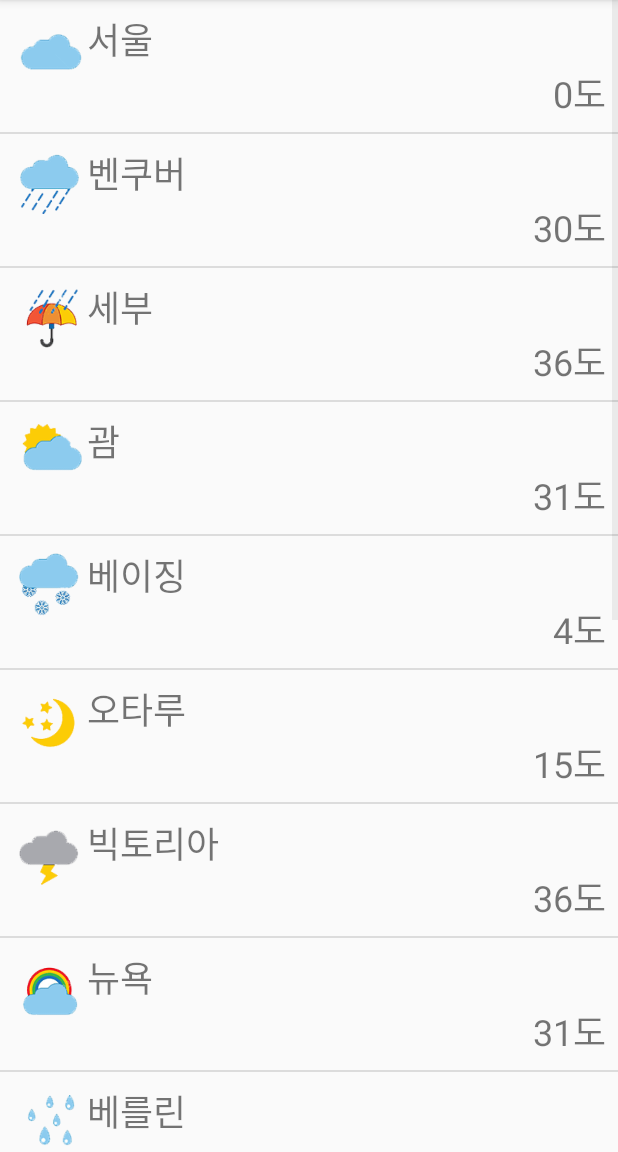
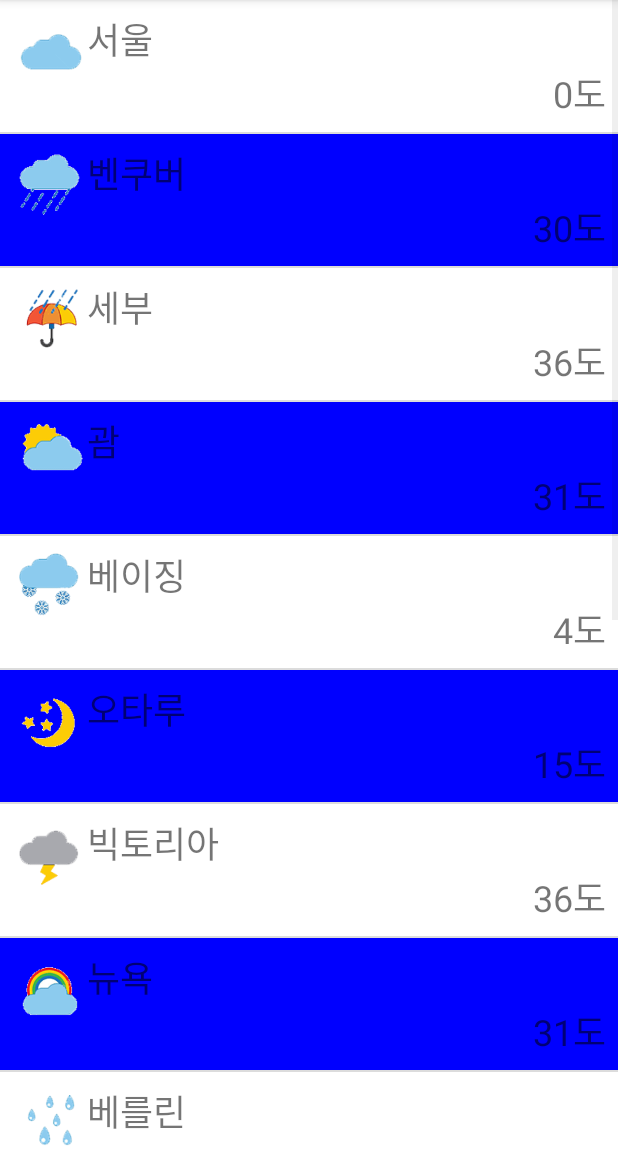
Before and after one commit to yeonyang9421/CoffeeApp, an Android app: the WeatherActivity screen opened directly, with no data from a screen before it, on a phone screen of 412 x 824 dp, the part 84-1236 px from its top. Run offline under Robolectric (Android 15) with nearby library versions, the phone set to English and light mode, and no system bars.

Commit message:
10일차 BASEAdapter2 날씨앱만들기

```diff
--- a/app/src/main/java/kr/co/woobi/imyeon/coffeeapp/WeatherActivity.java
+++ b/app/src/main/java/kr/co/woobi/imyeon/coffeeapp/WeatherActivity.java
@@ -1,6 +1,7 @@
 package kr.co.woobi.imyeon.coffeeapp;
 
 import android.content.Context;
+import android.graphics.Color;
 import android.support.v7.app.AppCompatActivity;
 import android.os.Bundle;
 import android.view.View;
@@ -13,7 +14,7 @@ import java.util.List;
 import kr.co.woobi.imyeon.coffeeapp.adapters.WeatherAdapter;
 import kr.co.woobi.imyeon.coffeeapp.models.Weather;
 
-public class WeatherActivity extends AppCompatActivity  {
+public class WeatherActivity extends AppCompatActivity  implements AdapterView.OnItemClickListener{
     private ListView mListView;
     private WeatherAdapter mAdapter;
 
@@ -46,12 +47,15 @@ public class WeatherActivity extends AppCompatActivity  {
         //어댑터
         mAdapter =new WeatherAdapter(this, weatherList);
         mListView.setAdapter(mAdapter);
-//        mListView.setOnItemClickListener(this);
+        mListView.setOnItemClickListener(this);
     }
 
 
-//    @Override
-//    public void onItemClick(AdapterView<?> parent, View view, int position, long id) {
-//        mAdapter.setSelect(position);
-//    }
+    @Override
+    public void onItemClick(AdapterView<?> parent, View view, int position, long id) {
+        mAdapter.setSelect(position);
+
+        //데이터가 변경됨을 알려서 리프레시하게 함
+        mAdapter.notifyDataSetChanged();
+    }
 }
--- a/app/src/main/java/kr/co/woobi/imyeon/coffeeapp/adapters/WeatherAdapter.java
+++ b/app/src/main/java/kr/co/woobi/imyeon/coffeeapp/adapters/WeatherAdapter.java
@@ -1,25 +1,24 @@
 package kr.co.woobi.imyeon.coffeeapp.adapters;
 
 import android.content.Context;
+import android.graphics.Color;
 import android.view.LayoutInflater;
 import android.view.View;
 import android.view.ViewGroup;
 import android.widget.BaseAdapter;
 import android.widget.ImageView;
 import android.widget.TextView;
-
 import java.util.List;
-
 import kr.co.woobi.imyeon.coffeeapp.R;
 import kr.co.woobi.imyeon.coffeeapp.models.Weather;
 
 public class WeatherAdapter extends BaseAdapter {
     private Context mContext;
-    private  List<Weather> mData;
+    private List<Weather> mData;
 
     public WeatherAdapter(Context context, List<Weather> data) {
-        mContext=context;
-        mData=data;
+        mContext = context;
+        mData = data;
     }
 
     //아이템 개수
@@ -43,23 +42,66 @@ public class WeatherAdapter extends BaseAdapter {
     //position 번째의 layout 레이아웃을 정의한다.
     @Override
     public View getView(int position, View convertView, ViewGroup parent) {
+        ViewHolder viewHolder;
+
         //convertView : 재사용되는 뷰
-        if(convertView==null){
-            convertView=LayoutInflater.from(mContext).inflate(R.layout.item_weather,parent,false);
+        if (convertView == null) {
+            viewHolder = new ViewHolder();
+
+            //뷰를 새로 만들 떄
+            convertView = LayoutInflater.from(mContext).inflate(R.layout.item_weather, parent, false);
+
+            //레이아웃 들고 오기
+            ImageView imageView = convertView.findViewById(R.id.imageView_weahter);
+            TextView textLocation = convertView.findViewById(R.id.text_location);
+            TextView textTemperature = convertView.findViewById(R.id.text_temperature);
+
+            //뷰홀더에 엮어서 넣는다.
+            viewHolder.imageWeather = imageView;
+            viewHolder.textLocation = textLocation;
+            viewHolder.textTemperature = textTemperature;
+
+            //뷰홀더를 컨버트뷰에 엮는다.
+            convertView.setTag(viewHolder);
+        } else {
+            //재사용 할때
+            viewHolder = (ViewHolder) convertView.getTag();
         }
-        //레이아웃 들고 오기
-        ImageView imageView=convertView.findViewById(R.id.imageView_weahter);
-        TextView textLocation=convertView.findViewById(R.id.text_location);
-        TextView textTemperature=convertView.findViewById(R.id.text_temperature);
 
         //데이터 가져오기
-        Weather weather=mData.get(position);
+        Weather weather = mData.get(position);
 
         //화면에 뿌리기
-        imageView.setImageResource(weather.getImageRes());
-        textLocation.setText(weather.getLocation());
-        textTemperature.setText(weather.getTemperature());
+        viewHolder.imageWeather.setImageResource(weather.getImageRes());
+        viewHolder.textLocation.setText(weather.getLocation());
+        viewHolder.textTemperature.setText(weather.getTemperature());
 
+        //홀수줄에 파란색 짝수줄에 하얀색
+        if (position % 2 == 1) {
+            convertView.setBackgroundColor(Color.BLUE);
+        } else {
+            convertView.setBackgroundColor(Color.WHITE);
+        }
+
+        //클릭 된 아이템은 노란색으로 변경한다
+        if (mSelectedPostion == position) {
+            convertView.setBackgroundColor(Color.YELLOW);
+        }
         return convertView;
     }
+
+    //-1이면 선택된게 없다.
+    private int mSelectedPostion = -1;
+
+    public void setSelect(int position) {
+        mSelectedPostion = position;
+    }
+
+    //findViewById로 가져온 View 들을 복원하여 getview에서 재사용시 매번 findviewbyid 를 하지 않아도 되도록 한다.
+    private static class ViewHolder {
+        ImageView imageWeather;
+        TextView textLocation;
+        TextView textTemperature;
+    }
+
 }
```
